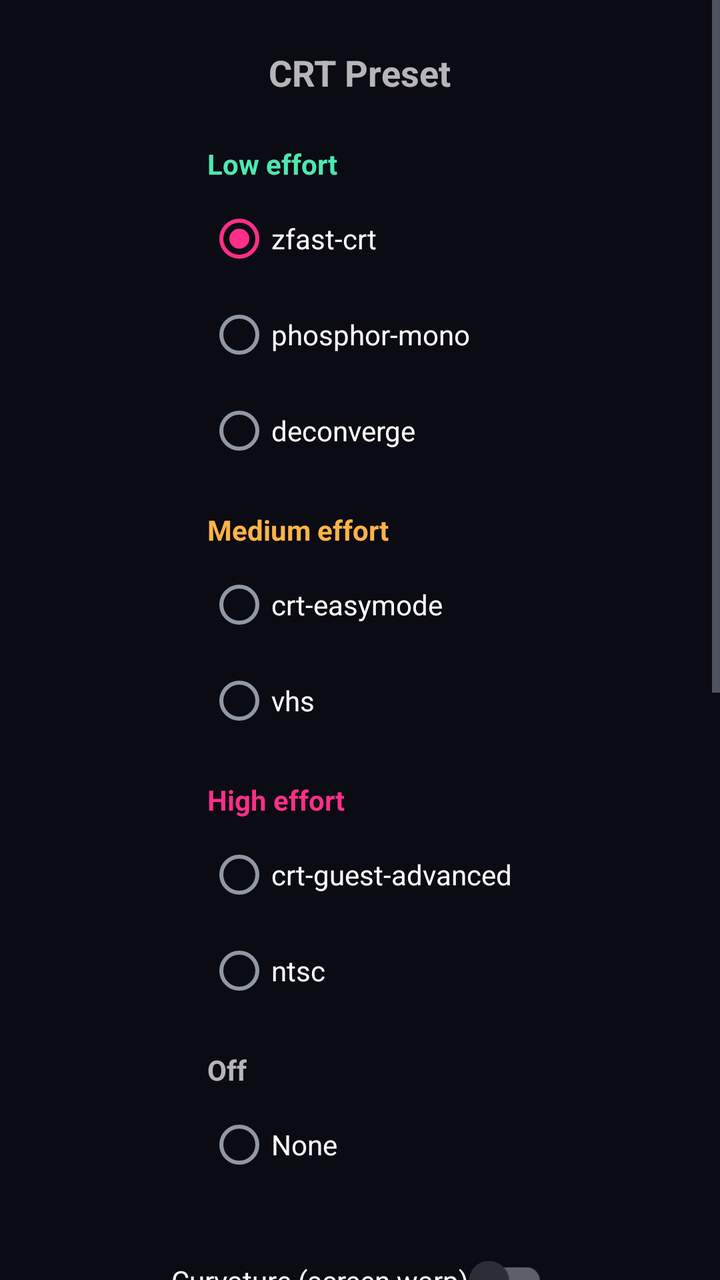
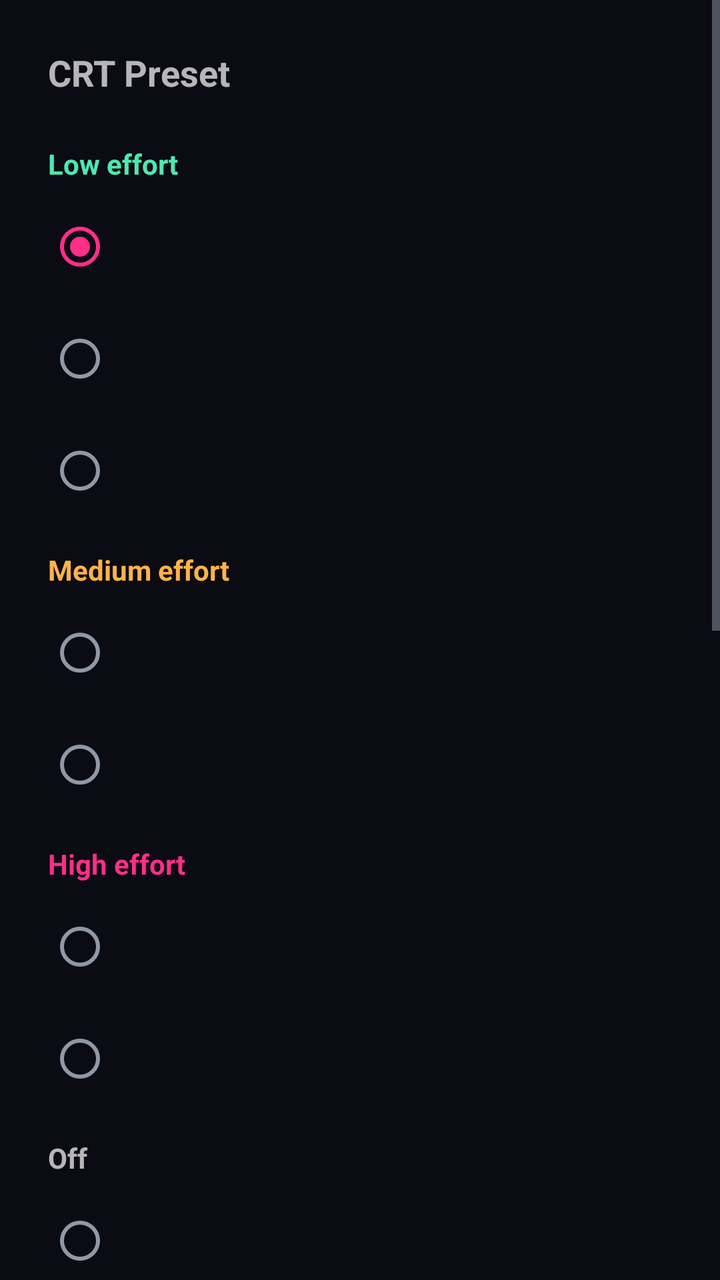

Two renders of the same Android screen: before a commit and after it. Below are the layout's source before the change and the commit's diff.
<!-- AndroidManifest.xml: application theme Theme.RetroTube -->
<!-- res/layout/activity_main.xml -->
<?xml version="1.0" encoding="utf-8"?>
<ScrollView xmlns:android="http://schemas.android.com/apk/res/android"
    android:layout_width="match_parent"
    android:layout_height="match_parent">

    <LinearLayout
        android:layout_width="match_parent"
        android:layout_height="wrap_content"
        android:orientation="vertical"
        android:gravity="center_horizontal"
        android:padding="24dp">

        <TextView
            android:layout_width="wrap_content"
            android:layout_height="wrap_content"
            android:text="@string/preset_label"
            android:textStyle="bold"
            android:textSize="18sp"
            android:layout_marginBottom="16dp" />

        <RadioGroup
            android:id="@+id/presetGroup"
            android:layout_width="wrap_content"
            android:layout_height="wrap_content">

            <TextView
                android:layout_width="wrap_content"
                android:layout_height="wrap_content"
                android:text="@string/tier_low"
                android:textStyle="bold"
                android:textColor="@color/tier_low"
                android:layout_marginTop="8dp"
                android:layout_marginBottom="4dp" />

            <RadioButton
                android:id="@+id/presetZfastCrt"
                android:layout_width="wrap_content"
                android:layout_height="wrap_content"
                android:text="zfast-crt"
                android:checked="true" />

            <RadioButton
                android:id="@+id/presetPhosphorMono"
                android:layout_width="wrap_content"
                android:layout_height="wrap_content"
                android:text="phosphor-mono" />

            <RadioButton
                android:id="@+id/presetDeconverge"
                android:layout_width="wrap_content"
                android:layout_height="wrap_content"
                android:text="deconverge" />

            <TextView
                android:layout_width="wrap_content"
                android:layout_height="wrap_content"
                android:text="@string/tier_medium"
                android:textStyle="bold"
                android:textColor="@color/tier_medium"
                android:layout_marginTop="16dp"
                android:layout_marginBottom="4dp" />

            <RadioButton
                android:id="@+id/presetCrtEasymode"
                android:layout_width="wrap_content"
                android:layout_height="wrap_content"
                android:text="crt-easymode" />

            <RadioButton
                android:id="@+id/presetVhs"
                android:layout_width="wrap_content"
                android:layout_height="wrap_content"
                android:text="vhs" />

            <TextView
                android:layout_width="wrap_content"
                android:layout_height="wrap_content"
                android:text="@string/tier_high"
                android:textStyle="bold"
                android:textColor="@color/tier_high"
                android:layout_marginTop="16dp"
                android:layout_marginBottom="4dp" />

            <RadioButton
                android:id="@+id/presetCrtGuestAdvanced"
                android:layout_width="wrap_content"
                android:layout_height="wrap_content"
                android:text="crt-guest-advanced" />

            <RadioButton
                android:id="@+id/presetNtsc"
                android:layout_width="wrap_content"
                android:layout_height="wrap_content"
                android:text="ntsc" />

            <TextView
                android:layout_width="wrap_content"
                android:layout_height="wrap_content"
                android:text="@string/tier_off"
                android:textStyle="bold"
                android:layout_marginTop="16dp"
                android:layout_marginBottom="4dp" />

            <RadioButton
                android:id="@+id/presetNone"
                android:layout_width="wrap_content"
                android:layout_height="wrap_content"
                android:text="None" />

        </RadioGroup>

        <com.google.android.material.switchmaterial.SwitchMaterial
            android:id="@+id/curvatureSwitch"
            android:layout_width="wrap_content"
            android:layout_height="wrap_content"
            android:layout_marginTop="20dp"
            android:text="@string/curvature_label" />

        <TextView
            android:layout_width="wrap_content"
            android:layout_height="wrap_content"
            android:text="@string/downscale_label"
            android:textStyle="bold"
            android:layout_marginTop="20dp"
            android:layout_marginBottom="4dp" />

        <RadioGroup
            android:id="@+id/downscaleGroup"
            android:layout_width="wrap_content"
            android:layout_height="wrap_content">

            <RadioButton
                android:id="@+id/downscaleNative"
                android:layout_width="wrap_content"
                android:layout_height="wrap_content"
                android:text="Native (no downscale)"
                android:checked="true" />

            <RadioButton
                android:id="@+id/downscale240"
                android:layout_width="wrap_content"
                android:layout_height="wrap_content"
                android:text="240p (chunky)" />

            <RadioButton
                android:id="@+id/downscale480"
                android:layout_width="wrap_content"
                android:layout_height="wrap_content"
                android:text="480p (medium)" />

            <RadioButton
                android:id="@+id/downscale720"
                android:layout_width="wrap_content"
                android:layout_height="wrap_content"
                android:text="720p (subtle)" />

        </RadioGroup>

        <TextView
            android:layout_width="wrap_content"
            android:layout_height="wrap_content"
            android:text="@string/aspect_label"
            android:textStyle="bold"
            android:layout_marginTop="20dp"
            android:layout_marginBottom="4dp" />

        <RadioGroup
            android:id="@+id/aspectGroup"
            android:layout_width="wrap_content"
            android:layout_height="wrap_content">

            <RadioButton
                android:id="@+id/aspectFit"
                android:layout_width="wrap_content"
                android:layout_height="wrap_content"
                android:text="Fit (black bars)"
                android:checked="true" />

            <RadioButton
                android:id="@+id/aspectStretch"
                android:layout_width="wrap_content"
                android:layout_height="wrap_content"
                android:text="Stretch (fill, distorts)" />

            <RadioButton
                android:id="@+id/aspectCrop"
                android:layout_width="wrap_content"
                android:layout_height="wrap_content"
                android:text="Crop (fill, no bars)" />

        </RadioGroup>

        <Button
            android:id="@+id/saveButton"
            android:layout_width="wrap_content"
            android:layout_height="wrap_content"
            android:layout_marginTop="24dp"
            android:text="@string/save_defaults" />

        <Button
            android:id="@+id/clearOverrideButton"
            android:layout_width="wrap_content"
            android:layout_height="wrap_content"
            android:layout_marginTop="8dp"
            android:text="@string/clear_override"
            android:visibility="gone" />

    </LinearLayout>
</ScrollView>
<!-- resources referenced by this layout -->
<resources>
  <color name="tier_high">@color/retro_magenta</color>
  <color name="tier_low">#4DE8B0</color>
  <color name="tier_medium">#FFB347</color>
  <string name="aspect_label">Aspect Ratio</string>
  <string name="clear_override">Clear Override</string>
  <string name="curvature_label">Curvature (screen warp)</string>
  <string name="downscale_label">CRT Resolution</string>
  <string name="preset_label">CRT Preset</string>
  <string name="save_defaults">Save Defaults</string>
  <string name="tier_high">High effort</string>
  <string name="tier_low">Low effort</string>
  <string name="tier_medium">Medium effort</string>
  <string name="tier_off">Off</string>
  <style name="Theme.RetroTube" parent="Theme.MaterialComponents.NoActionBar">
          <item name="colorPrimary">@color/retro_teal</item>
          <item name="colorPrimaryDark">@color/retro_background</item>
          <item name="colorOnPrimary">@color/retro_teal_on</item>
          <item name="colorSecondary">@color/retro_magenta</item>
          <item name="colorOnSecondary">@color/retro_magenta_on</item>
          <item name="colorSurface">@color/retro_surface</item>
          <item name="colorOnSurface">@color/retro_text_primary</item>
          <item name="colorOnBackground">@color/retro_text_primary</item>
          <item name="android:windowBackground">@color/retro_background</item>
          <item name="android:textColorPrimary">@color/retro_text_primary</item>
          <item name="android:textColorSecondary">@color/retro_text_muted</item>
      </style>
  <color name="retro_magenta">#FF2E88</color>
  <color name="retro_teal">#2FE6D0</color>
  <color name="retro_background">#0B0B14</color>
  <color name="retro_teal_on">#05201C</color>
  <color name="retro_magenta_on">#2B0716</color>
  <color name="retro_surface">#1A1A26</color>
  <color name="retro_text_primary">#F2F2F5</color>
  <color name="retro_text_muted">#9098A6</color>
</resources>

<!-- the commit's change to res/layout/activity_main.xml (unified diff, before → after) -->
@@ -7,7 +7,6 @@
         android:layout_width="match_parent"
         android:layout_height="wrap_content"
         android:orientation="vertical"
-        android:gravity="center_horizontal"
         android:padding="24dp">
 
         <TextView
@@ -20,7 +19,7 @@
 
         <RadioGroup
             android:id="@+id/presetGroup"
-            android:layout_width="wrap_content"
+            android:layout_width="match_parent"
             android:layout_height="wrap_content">
 
             <TextView
@@ -34,22 +33,19 @@
 
             <RadioButton
                 android:id="@+id/presetZfastCrt"
-                android:layout_width="wrap_content"
+                android:layout_width="match_parent"
                 android:layout_height="wrap_content"
-                android:text="zfast-crt"
                 android:checked="true" />
 
             <RadioButton
                 android:id="@+id/presetPhosphorMono"
-                android:layout_width="wrap_content"
-                android:layout_height="wrap_content"
-                android:text="phosphor-mono" />
+                android:layout_width="match_parent"
+                android:layout_height="wrap_content" />
 
             <RadioButton
                 android:id="@+id/presetDeconverge"
-                android:layout_width="wrap_content"
-                android:layout_height="wrap_content"
-                android:text="deconverge" />
+                android:layout_width="match_parent"
+                android:layout_height="wrap_content" />
 
             <TextView
                 android:layout_width="wrap_content"
@@ -57,20 +53,18 @@
                 android:text="@string/tier_medium"
                 android:textStyle="bold"
                 android:textColor="@color/tier_medium"
-                android:layout_marginTop="16dp"
+                android:layout_marginTop="12dp"
                 android:layout_marginBottom="4dp" />
 
             <RadioButton
                 android:id="@+id/presetCrtEasymode"
-                android:layout_width="wrap_content"
-                android:layout_height="wrap_content"
-                android:text="crt-easymode" />
+                android:layout_width="match_parent"
+                android:layout_height="wrap_content" />
 
             <RadioButton
                 android:id="@+id/presetVhs"
-                android:layout_width="wrap_content"
-                android:layout_height="wrap_content"
-                android:text="vhs" />
+                android:layout_width="match_parent"
+                android:layout_height="wrap_content" />
 
             <TextView
                 android:layout_width="wrap_content"
@@ -78,43 +72,39 @@
                 android:text="@string/tier_high"
                 android:textStyle="bold"
                 android:textColor="@color/tier_high"
-                android:layout_marginTop="16dp"
+                android:layout_marginTop="12dp"
                 android:layout_marginBottom="4dp" />
 
             <RadioButton
                 android:id="@+id/presetCrtGuestAdvanced"
-                android:layout_width="wrap_content"
-                android:layout_height="wrap_content"
-                android:text="crt-guest-advanced" />
+                android:layout_width="match_parent"
+                android:layout_height="wrap_content" />
 
             <RadioButton
                 android:id="@+id/presetNtsc"
-                android:layout_width="wrap_content"
-                android:layout_height="wrap_content"
-                android:text="ntsc" />
+                android:layout_width="match_parent"
+                android:layout_height="wrap_content" />
 
             <TextView
                 android:layout_width="wrap_content"
                 android:layout_height="wrap_content"
                 android:text="@string/tier_off"
                 android:textStyle="bold"
-                android:layout_marginTop="16dp"
+                android:layout_marginTop="12dp"
                 android:layout_marginBottom="4dp" />
 
             <RadioButton
                 android:id="@+id/presetNone"
-                android:layout_width="wrap_content"
-                android:layout_height="wrap_content"
-                android:text="None" />
+                android:layout_width="match_parent"
+                android:layout_height="wrap_content" />
 
         </RadioGroup>
 
         <com.google.android.material.switchmaterial.SwitchMaterial
             android:id="@+id/curvatureSwitch"
-            android:layout_width="wrap_content"
+            android:layout_width="match_parent"
             android:layout_height="wrap_content"
-            android:layout_marginTop="20dp"
-            android:text="@string/curvature_label" />
+            android:layout_marginTop="20dp" />
 
         <TextView
             android:layout_width="wrap_content"
@@ -126,33 +116,29 @@
 
         <RadioGroup
             android:id="@+id/downscaleGroup"
-            android:layout_width="wrap_content"
+            android:layout_width="match_parent"
             android:layout_height="wrap_content">
 
             <RadioButton
                 android:id="@+id/downscaleNative"
-                android:layout_width="wrap_content"
+                android:layout_width="match_parent"
                 android:layout_height="wrap_content"
-                android:text="Native (no downscale)"
                 android:checked="true" />
 
             <RadioButton
                 android:id="@+id/downscale240"
-                android:layout_width="wrap_content"
-                android:layout_height="wrap_content"
-                android:text="240p (chunky)" />
+                android:layout_width="match_parent"
+                android:layout_height="wrap_content" />
 
             <RadioButton
                 android:id="@+id/downscale480"
-                android:layout_width="wrap_content"
-                android:layout_height="wrap_content"
-                android:text="480p (medium)" />
+                android:layout_width="match_parent"
+                android:layout_height="wrap_content" />
 
             <RadioButton
                 android:id="@+id/downscale720"
-                android:layout_width="wrap_content"
-                android:layout_height="wrap_content"
-                android:text="720p (subtle)" />
+                android:layout_width="match_parent"
+                android:layout_height="wrap_content" />
 
         </RadioGroup>
 
@@ -166,40 +152,37 @@
 
         <RadioGroup
             android:id="@+id/aspectGroup"
-            android:layout_width="wrap_content"
+            android:layout_width="match_parent"
             android:layout_height="wrap_content">
 
             <RadioButton
                 android:id="@+id/aspectFit"
-                android:layout_width="wrap_content"
+                android:layout_width="match_parent"
                 android:layout_height="wrap_content"
-                android:text="Fit (black bars)"
                 android:checked="true" />
 
             <RadioButton
                 android:id="@+id/aspectStretch"
-                android:layout_width="wrap_content"
-                android:layout_height="wrap_content"
-                android:text="Stretch (fill, distorts)" />
+                android:layout_width="match_parent"
+                android:layout_height="wrap_content" />
 
             <RadioButton
                 android:id="@+id/aspectCrop"
-                android:layout_width="wrap_content"
-                android:layout_height="wrap_content"
-                android:text="Crop (fill, no bars)" />
+                android:layout_width="match_parent"
+                android:layout_height="wrap_content" />
 
         </RadioGroup>
 
         <Button
             android:id="@+id/saveButton"
-            android:layout_width="wrap_content"
+            android:layout_width="match_parent"
             android:layout_height="wrap_content"
             android:layout_marginTop="24dp"
             android:text="@string/save_defaults" />
 
         <Button
             android:id="@+id/clearOverrideButton"
-            android:layout_width="wrap_content"
+            android:layout_width="match_parent"
             android:layout_height="wrap_content"
             android:layout_marginTop="8dp"
             android:text="@string/clear_override"
<!-- resource entries referenced after the edit -->
@@ -5,7 +5,6 @@
   <color name="tier_medium">#FFB347</color>
   <string name="aspect_label">Aspect Ratio</string>
   <string name="clear_override">Clear Override</string>
-  <string name="curvature_label">Curvature (screen warp)</string>
   <string name="downscale_label">CRT Resolution</string>
   <string name="preset_label">CRT Preset</string>
   <string name="save_defaults">Save Defaults</string>
@@ -25,6 +24,8 @@
           <item name="android:windowBackground">@color/retro_background</item>
           <item name="android:textColorPrimary">@color/retro_text_primary</item>
           <item name="android:textColorSecondary">@color/retro_text_muted</item>
+          <item name="radioButtonStyle">@style/Widget.RetroTube.RadioButton</item>
+          <item name="switchStyle">@style/Widget.RetroTube.Switch</item>
       </style>
   <color name="retro_magenta">#FF2E88</color>
   <color name="retro_teal">#2FE6D0</color>
@@ -34,5 +35,17 @@
   <color name="retro_surface">#1A1A26</color>
   <color name="retro_text_primary">#F2F2F5</color>
   <color name="retro_text_muted">#9098A6</color>
+  <style name="Widget.RetroTube.RadioButton" parent="Widget.MaterialComponents.CompoundButton.RadioButton">
+          <item name="android:minHeight">56dp</item>
+          <item name="android:paddingVertical">10dp</item>
+          <item name="android:paddingStart">4dp</item>
+          <item name="android:gravity">center_vertical</item>
+      </style>
+  <style name="Widget.RetroTube.Switch" parent="Widget.MaterialComponents.CompoundButton.Switch">
+          <item name="android:minHeight">56dp</item>
+          <item name="android:paddingVertical">10dp</item>
+          <item name="android:paddingStart">4dp</item>
+          <item name="android:gravity">center_vertical</item>
+      </style>
 </resources>
 
